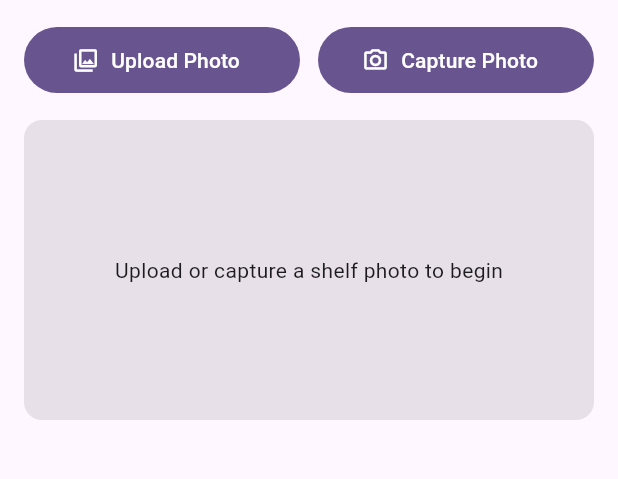
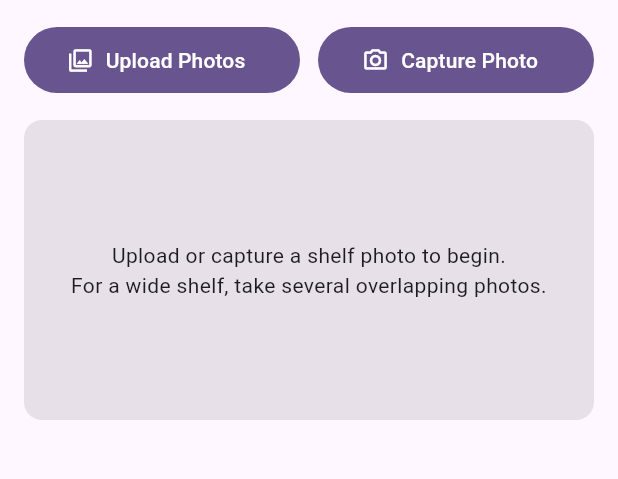
Before and after one commit to sherasiya-senif/brand-sku-detector, a Flutter app: the DetectorScreen screen opened directly, after a tap on "Capture Photo", on a phone screen of 412 x 824 dp, the part 84-563 px from its top. Run offline on Flutter 3.47's test engine with Material 3 defaults, Android fonts, the phone set to English and light mode, and no system bars; our stand-ins replace image_picker; missing offline and left inert: google_mlkit_text_recognition.

Commit message:
multiple photo option

```diff
--- a/lib/screens/detector_screen.dart
+++ b/lib/screens/detector_screen.dart
@@ -7,9 +7,14 @@ import '../models/brand_result.dart';
 import '../services/brand_detector.dart';
 import '../services/brand_repository.dart';
 import '../services/ocr_service.dart';
+import '../services/result_aggregator.dart';
 
-/// Lets a salesperson upload or capture a photo of an outlet's shelf and
-/// detects which tracked brands appear on it, fully on-device.
+/// Lets a salesperson capture one or more photos of an outlet's shelf and
+/// detects which tracked brands appear across them, fully on-device.
+///
+/// A wide shelf won't fit in one usable photo, so photos accumulate into a
+/// session: each is detected on its own and merged into a single deduped brand
+/// list, with each brand's count summed across all photos.
 class DetectorScreen extends StatefulWidget {
   const DetectorScreen({
     super.key,
@@ -33,12 +38,14 @@ class _DetectorScreenState extends State<DetectorScreen> {
   late final BrandRepository _brands =
       BrandRepository(assetPath: widget.assetPath);
   final BrandDetector _detector = const BrandDetector();
+  final ResultAggregator _aggregator = ResultAggregator();
 
-  File? _image;
+  final List<File> _images = [];
+  final List<String> _rawByPhoto = []; // one photo's joined OCR text per entry
+  final Set<String> _photoHashes = {}; // content hashes, to skip duplicates
   bool _busy = false;
   bool _hasRun = false;
   List<BrandResult> _results = const [];
-  List<String> _rawLines = const [];
 
   @override
   void dispose() {
@@ -46,45 +53,87 @@ class _DetectorScreenState extends State<DetectorScreen> {
     super.dispose();
   }
 
-  Future<void> _pick(ImageSource source) async {
+  /// Picks one or more photos from the gallery and adds them to the session.
+  Future<void> _pickFromGallery() async {
+    if (_busy) return;
+    try {
+      final picked = await _picker.pickMultiImage(
+        maxWidth: 2000,
+        imageQuality: 90,
+      );
+      if (picked.isEmpty) return; // user cancelled
+      await _processPicked(picked);
+    } catch (e) {
+      if (!mounted) return;
+      setState(() => _busy = false);
+      _showError('Could not pick images: $e');
+    }
+  }
+
+  /// Captures a single photo from the camera and adds it to the session.
+  Future<void> _captureFromCamera() async {
     if (_busy) return;
     try {
       final picked = await _picker.pickImage(
-        source: source,
+        source: ImageSource.camera,
         maxWidth: 2000,
         imageQuality: 90,
       );
       if (picked == null) return; // user cancelled
-
-      setState(() {
-        _image = File(picked.path);
-        _busy = true;
-        _hasRun = false;
-        _results = const [];
-        _rawLines = const [];
-      });
-
-      final lines = await _ocr.recognizeLines(picked.path);
-      final brands = await _brands.loadBrands();
-      final results = _detector.detect(lines, brands);
-
-      if (!mounted) return;
-      setState(() {
-        _results = results;
-        _rawLines = lines;
-        _hasRun = true;
-        _busy = false;
-      });
+      await _processPicked([picked]);
     } catch (e) {
       if (!mounted) return;
       setState(() => _busy = false);
-      _showError('Could not process the image: $e');
+      _showError('Could not capture the photo: $e');
     }
   }
 
+  /// Runs OCR + detection on each picked file and folds the results into the
+  /// running session, updating the UI after every photo.
+  Future<void> _processPicked(List<XFile> picked) async {
+    setState(() {
+      _images.addAll(picked.map((x) => File(x.path)));
+      _busy = true;
+    });
+    try {
+      final brands = await _brands.loadBrands();
+      for (final x in picked) {
+        final lines = await _ocr.recognizeLines(x.path);
+        _aggregator.add(_detector.detect(lines, brands));
+        if (!mounted) return;
+        setState(() {
+          _rawByPhoto.add(lines.join('\n'));
+          _results = _aggregator.results();
+          _hasRun = true;
+        });
+      }
+    } catch (e) {
+      if (!mounted) return;
+      _showError('Could not process an image: $e');
+    } finally {
+      if (mounted) setState(() => _busy = false);
+    }
+  }
+
+  /// Clears the session to start scanning a new shelf.
+  void _reset() {
+    if (_busy) return;
+    setState(() {
+      _images.clear();
+      _rawByPhoto.clear();
+      _aggregator.clear();
+      _results = const [];
+      _hasRun = false;
+    });
+  }
+
   void _showRawText() {
-    final text =
-        _rawLines.isEmpty ? 'No text was recognized.' : _rawLines.join('\n');
+    final text = _rawByPhoto.isEmpty
+        ? 'No text was recognized.'
+        : [
+            for (var i = 0; i < _rawByPhoto.length; i++)
+              '— Photo ${i + 1} —\n${_rawByPhoto[i]}',
+          ].join('\n\n');
     showDialog<void>(
       context: context,
       builder: (context) => AlertDialog(
@@ -128,14 +177,32 @@ class _DetectorScreenState extends State<DetectorScreen> {
             crossAxisAlignment: CrossAxisAlignment.stretch,
             children: [
               _buildActionButtons(),
+              if (_busy) ...[
+                const SizedBox(height: 12),
+                const LinearProgressIndicator(),
+              ],
               const SizedBox(height: 16),
               _buildImagePreview(),
               if (_hasRun) ...[
-                const SizedBox(height: 16),
-                OutlinedButton.icon(
-                  onPressed: _showRawText,
-                  icon: const Icon(Icons.text_snippet_outlined),
-                  label: const Text('View raw text'),
+                const SizedBox(height: 12),
+                Row(
+                  children: [
+                    Expanded(
+                      child: OutlinedButton.icon(
+                        onPressed: _showRawText,
+                        icon: const Icon(Icons.text_snippet_outlined),
+                        label: const Text('View raw text'),
+                      ),
+                    ),
+                    const SizedBox(width: 12),
+                    Expanded(
+                      child: OutlinedButton.icon(
+                        onPressed: _busy ? null : _reset,
+                        icon: const Icon(Icons.restart_alt),
+                        label: const Text('Start over'),
+                      ),
+                    ),
+                  ],
                 ),
               ],
               const SizedBox(height: 16),
@@ -148,26 +215,27 @@ class _DetectorScreenState extends State<DetectorScreen> {
   }
 
   Widget _buildActionButtons() {
+    final adding = _images.isNotEmpty;
     return Row(
       children: [
         Expanded(
           child: FilledButton.icon(
-            onPressed: _busy ? null : () => _pick(ImageSource.gallery),
+            onPressed: _busy ? null : _pickFromGallery,
             icon: const Icon(Icons.photo_library_outlined),
-            label: const Padding(
-              padding: EdgeInsets.symmetric(vertical: 12),
-              child: Text('Upload Photo'),
+            label: Padding(
+              padding: const EdgeInsets.symmetric(vertical: 12),
+              child: Text(adding ? 'Add Photos' : 'Upload Photos'),
             ),
           ),
         ),
         const SizedBox(width: 12),
         Expanded(
           child: FilledButton.icon(
-            onPressed: _busy ? null : () => _pick(ImageSource.camera),
+            onPressed: _busy ? null : _captureFromCamera,
             icon: const Icon(Icons.photo_camera_outlined),
-            label: const Padding(
-              padding: EdgeInsets.symmetric(vertical: 12),
-              child: Text('Capture Photo'),
+            label: Padding(
+              padding: const EdgeInsets.symmetric(vertical: 12),
+              child: Text(adding ? 'Add Capture' : 'Capture Photo'),
             ),
           ),
         ),
@@ -176,7 +244,7 @@ class _DetectorScreenState extends State<DetectorScreen> {
   }
 
   Widget _buildImagePreview() {
-    if (_image == null) {
+    if (_images.isEmpty) {
       return Container(
         height: 200,
         decoration: BoxDecoration(
@@ -184,36 +252,59 @@ class _DetectorScreenState extends State<DetectorScreen> {
           borderRadius: BorderRadius.circular(12),
         ),
         alignment: Alignment.center,
-        child: const Text('Upload or capture a shelf photo to begin'),
+        padding: const EdgeInsets.symmetric(horizontal: 24),
+        child: const Text(
+          'Upload or capture a shelf photo to begin.\n'
+          'For a wide shelf, take several overlapping photos.',
+          textAlign: TextAlign.center,
+        ),
       );
     }
-    return ClipRRect(
-      borderRadius: BorderRadius.circular(12),
-      child: Image.file(_image!, height: 240, fit: BoxFit.cover),
+
+    return Column(
+      crossAxisAlignment: CrossAxisAlignment.start,
+      children: [
+        Text(
+          '${_images.length} photo${_images.length == 1 ? '' : 's'} in this scan',
+          style: Theme.of(context).textTheme.labelLarge,
+        ),
+        const SizedBox(height: 8),
+        SizedBox(
+          height: 130,
+          child: ListView.separated(
+            scrollDirection: Axis.horizontal,
+            itemCount: _images.length,
+            separatorBuilder: (_, __) => const SizedBox(width: 8),
+            itemBuilder: (context, i) => ClipRRect(
+              borderRadius: BorderRadius.circular(12),
+              child: Image.file(
+                _images[i],
+                width: 130,
+                height: 130,
+                fit: BoxFit.cover,
+              ),
+            ),
+          ),
+        ),
+      ],
     );
   }
 
   Widget _buildResults() {
-    if (_busy) {
-      return const Padding(
-        padding: EdgeInsets.symmetric(vertical: 24),
-        child: Column(
-          children: [
-            CircularProgressIndicator(),
-            SizedBox(height: 12),
-            Text('Detecting brands…'),
-          ],
-        ),
-      );
+    if (!_hasRun) {
+      return _busy
+          ? const Padding(
+              padding: EdgeInsets.symmetric(vertical: 24),
+              child: Center(child: Text('Detecting brands…')),
+            )
+          : const SizedBox.shrink();
     }
-
-    if (!_hasRun) return const SizedBox.shrink();
 
     if (_results.isEmpty) {
       return const Padding(
         padding: EdgeInsets.symmetric(vertical: 24),
         child: Center(
-          child: Text('No tracked brands detected in this photo.'),
+          child: Text('No tracked brands detected in these photos.'),
         ),
       );
     }
@@ -222,7 +313,8 @@ class _DetectorScreenState extends State<DetectorScreen> {
       crossAxisAlignment: CrossAxisAlignment.stretch,
       children: [
         Text(
-          'Detected brands (${_results.length})',
+          'Detected brands (${_results.length}) · '
+          '${_images.length} photo${_images.length == 1 ? '' : 's'}',
           style: Theme.of(context).textTheme.titleMedium,
         ),
         const SizedBox(height: 8),
```
Also changed, not shown: lib/services/result_aggregator.dart (added, +45 -0 lines), 1 other file.
